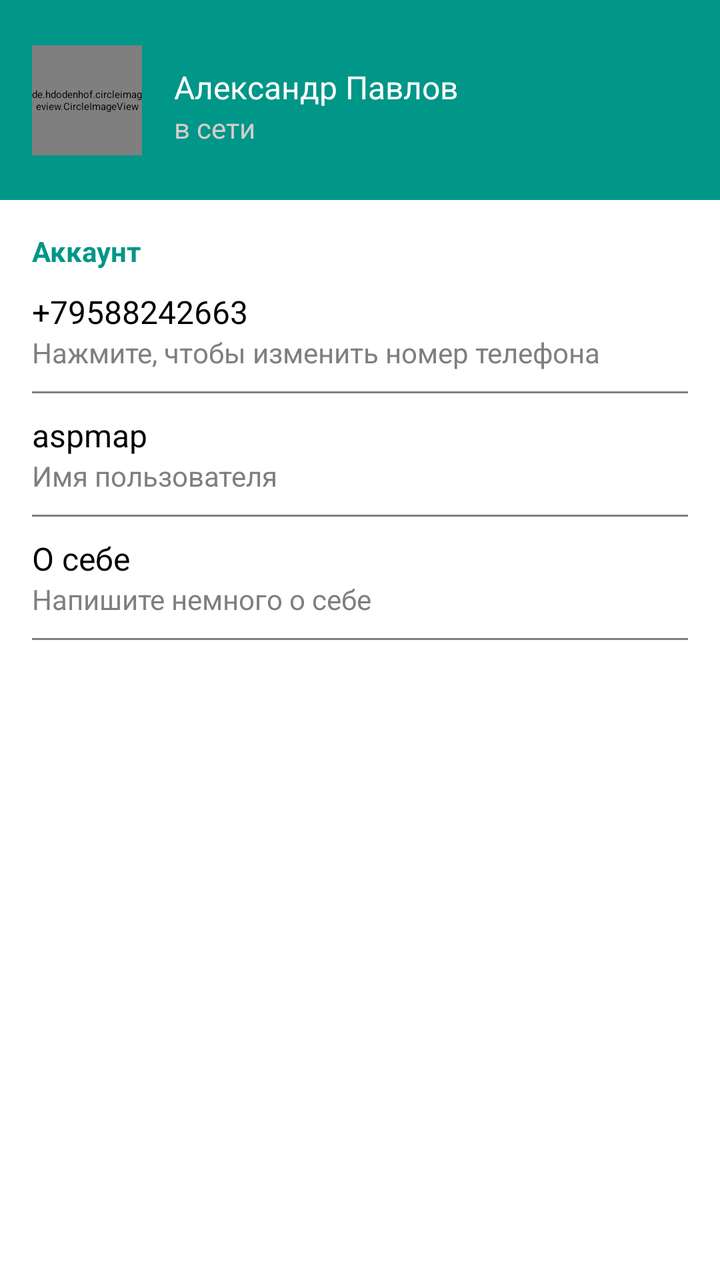
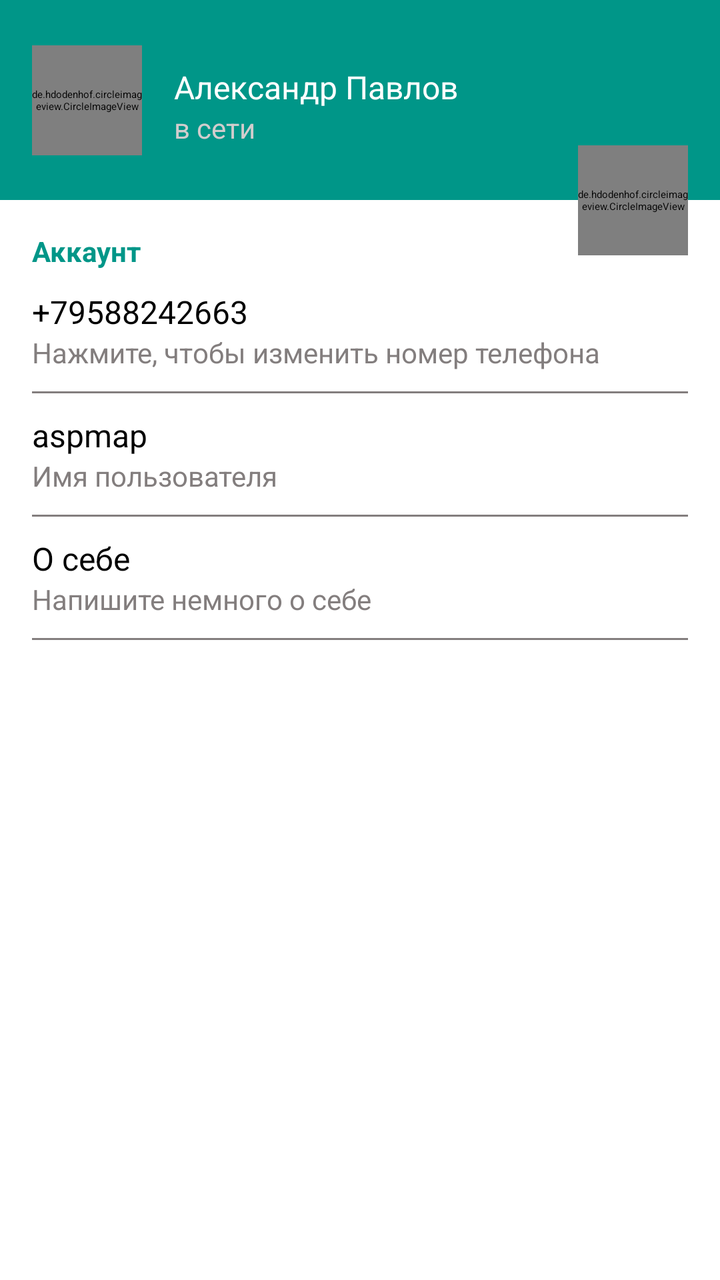

Screens rendered from an Android XML layout before and after an edit, with the pre-edit source and the edit as a unified diff.
<!-- AndroidManifest.xml: application theme AppThemeLight -->
<!-- res/layout/fragment_profile.xml -->
<?xml version="1.0" encoding="utf-8"?>
<androidx.constraintlayout.widget.ConstraintLayout xmlns:android="http://schemas.android.com/apk/res/android"
    xmlns:app="http://schemas.android.com/apk/res-auto"
    xmlns:tools="http://schemas.android.com/tools"
    android:layout_width="match_parent"
    android:layout_height="match_parent"
    tools:context=".ui.fragments.ProfileFragment">

    <androidx.constraintlayout.widget.ConstraintLayout
        android:id="@+id/settings_header_block"
        android:layout_width="match_parent"
        android:layout_height="100dp"
        android:background="@color/colorPrimary"
        app:layout_constraintEnd_toEndOf="parent"
        app:layout_constraintStart_toStartOf="parent"
        app:layout_constraintTop_toTopOf="parent">

        <de.hdodenhof.circleimageview.CircleImageView
            android:id="@+id/settings_user_photo"
            android:layout_width="@dimen/settings_user_photo_width"
            android:layout_height="@dimen/settings_user_photo_height"
            android:src="@drawable/default_photo"
            app:civ_border_width="@dimen/settings_border_width"
            app:civ_circle_background_color="@color/colorAccent"
            android:layout_marginStart="@dimen/horizontal_margin"
            app:layout_constraintTop_toTopOf="parent"
            app:layout_constraintBottom_toBottomOf="parent"
            app:layout_constraintStart_toStartOf="parent" />

        <TextView
            android:id="@+id/settings_username"
            android:layout_width="0dp"
            android:layout_height="wrap_content"
            android:textColor="@color/colorAccent"
            android:text="Александр Павлов"
            android:textSize="@dimen/normal_text"
            android:layout_marginStart="@dimen/horizontal_margin"
            app:layout_constraintEnd_toEndOf="parent"
            android:layout_marginTop="@dimen/vertical_margin"
            app:layout_constraintTop_toTopOf="@id/settings_user_photo"
            app:layout_constraintStart_toEndOf="@id/settings_user_photo" />

        <TextView
            android:layout_width="0dp"
            android:layout_height="wrap_content"
            android:layout_marginStart="@dimen/horizontal_margin"
            android:text="в сети"
            android:textColor="@color/colorAccentDark"
            android:textSize="@dimen/small_text"
            app:layout_constraintEnd_toEndOf="parent"
            app:layout_constraintStart_toEndOf="@id/settings_user_photo"
            app:layout_constraintTop_toBottomOf="@id/settings_username" />

    </androidx.constraintlayout.widget.ConstraintLayout>

    <TextView
        android:id="@+id/settings_text_account"
        android:layout_width="match_parent"
        android:text="@string/settings_text_account"
        android:layout_height="wrap_content"
        android:textColor="@color/colorPrimary"
        android:textSize="@dimen/small_text"
        android:textStyle="bold"
        android:layout_marginStart="@dimen/horizontal_margin"
        android:layout_marginTop="@dimen/vertical_large_margin"
        app:layout_constraintTop_toBottomOf="@id/settings_header_block"
        />

    <androidx.constraintlayout.widget.ConstraintLayout
        android:id="@+id/settings_btn_change_number_phone"
        app:layout_constraintStart_toStartOf="parent"
        app:layout_constraintEnd_toEndOf="parent"
        app:layout_constraintTop_toBottomOf="@id/settings_text_account"
        style="@style/setting_buttons">

        <TextView
            android:id="@+id/settings_phone_number"
            app:layout_constraintTop_toTopOf="@id/settings_btn_change_number_phone"
            app:layout_constraintStart_toStartOf="parent"
            android:text="@string/settings_default_number"
            style="@style/normal_text" />

        <TextView
            android:id="@+id/settings_label_phone_number"
            app:layout_constraintTop_toBottomOf="@id/settings_phone_number"
            app:layout_constraintStart_toStartOf="parent"
            android:text="@string/settings_label_phone_number"
            style="@style/small_text" />

        <View
            app:layout_constraintTop_toBottomOf="@id/settings_label_phone_number"
            app:layout_constraintStart_toStartOf="parent"
            app:layout_constraintEnd_toEndOf="parent"
            style="@style/separator" />

    </androidx.constraintlayout.widget.ConstraintLayout>

    <androidx.constraintlayout.widget.ConstraintLayout
        android:id="@+id/settings_btn_change_login"
        app:layout_constraintStart_toStartOf="parent"
        app:layout_constraintEnd_toEndOf="parent"
        app:layout_constraintTop_toBottomOf="@id/settings_btn_change_number_phone"
        style="@style/setting_buttons">

        <TextView
            android:id="@+id/settings_login"
            app:layout_constraintTop_toTopOf="@id/settings_btn_change_login"
            app:layout_constraintStart_toStartOf="parent"
            android:text="@string/settings_default_login"
            style="@style/normal_text" />

        <TextView
            android:id="@+id/settings_label_login"
            app:layout_constraintTop_toBottomOf="@id/settings_login"
            app:layout_constraintStart_toStartOf="parent"
            android:text="@string/settings_label_login"
            style="@style/small_text" />

        <View
            app:layout_constraintTop_toBottomOf="@id/settings_label_login"
            app:layout_constraintStart_toStartOf="parent"
            app:layout_constraintEnd_toEndOf="parent"
            style="@style/separator" />

    </androidx.constraintlayout.widget.ConstraintLayout>

    <androidx.constraintlayout.widget.ConstraintLayout
        android:id="@+id/settings_btn_change_bio"
        app:layout_constraintStart_toStartOf="parent"
        app:layout_constraintEnd_toEndOf="parent"
        app:layout_constraintTop_toBottomOf="@id/settings_btn_change_login"
        style="@style/setting_buttons">

        <TextView
            android:id="@+id/settings_bio"
            app:layout_constraintTop_toTopOf="@id/settings_btn_change_bio"
            app:layout_constraintStart_toStartOf="parent"
            android:text="@string/settings_default_bio"
            style="@style/normal_text" />

        <TextView
            android:id="@+id/settings_label_bio"
            app:layout_constraintTop_toBottomOf="@id/settings_bio"
            app:layout_constraintStart_toStartOf="parent"
            android:text="@string/settings_label_bio"
            style="@style/small_text" />

        <View
            app:layout_constraintTop_toBottomOf="@id/settings_label_bio"
            app:layout_constraintStart_toStartOf="parent"
            app:layout_constraintEnd_toEndOf="parent"
            style="@style/separator" />

    </androidx.constraintlayout.widget.ConstraintLayout>


</androidx.constraintlayout.widget.ConstraintLayout>
<!-- resources referenced by this layout -->
<resources>
  <color name="colorAccent">#FFFFFF</color>
  <color name="colorAccentDark">#D1CDCD</color>
  <color name="colorPrimary">#009688</color>
  <dimen name="horizontal_margin">16dp</dimen>
  <dimen name="normal_text">16sp</dimen>
  <dimen name="settings_border_width">2dp</dimen>
  <dimen name="settings_user_photo_height">55dp</dimen>
  <dimen name="settings_user_photo_width">55dp</dimen>
  <dimen name="small_text">14sp</dimen>
  <dimen name="vertical_large_margin">16dp</dimen>
  <dimen name="vertical_margin">10dp</dimen>
  <string name="settings_default_bio">О себе</string>
  <string name="settings_default_login">aspmap</string>
  <string name="settings_default_number">+79588242663</string>
  <string name="settings_label_bio">Напишите немного о себе</string>
  <string name="settings_label_login">Имя пользователя</string>
  <string name="settings_label_phone_number">Нажмите, чтобы изменить номер телефона</string>
  <string name="settings_text_account">Аккаунт</string>
  <style name="normal_text">
          <item name="android:layout_width">wrap_content</item>
          <item name="android:layout_height">wrap_content</item>
          <item name="android:layout_marginStart">@dimen/horizontal_margin</item>
          <item name="android:textSize">@dimen/normal_text</item>
          <item name="android:textColor">@color/colorBlack</item>
      </style>
  <style name="separator">
          <item name="android:layout_width">match_parent</item>
          <item name="android:background">@color/colorGrey</item>
          <item name="android:layout_marginStart">@dimen/horizontal_margin</item>
          <item name="android:layout_marginTop">@dimen/vertical_margin</item>
          <item name="android:layout_marginEnd">@dimen/horizontal_margin</item>
          <item name="android:layout_height">1dp</item>
      </style>
  <style name="setting_buttons">
          <item name="android:layout_width">match_parent</item>
          <item name="android:layout_marginTop">@dimen/vertical_margin</item>
          <item name="android:layout_height">wrap_content</item>
      </style>
  <style name="small_text">
          <item name="android:layout_width">wrap_content</item>
          <item name="android:layout_height">wrap_content</item>
          <item name="android:layout_marginStart">@dimen/horizontal_margin</item>
          <item name="android:textSize">@dimen/small_text</item>
          <item name="android:textColor">@color/colorGrey</item>
      </style>
  <color name="colorBlack">#000000</color>
  <color name="colorGrey">#837E7E</color>
  <color name="colorPrimaryDark">#A3009688</color>
  <color name="material_drawer_background">#F9F9F9</color>
  <color name="material_drawer_primary_text">@color/colorBlack</color>
  <color name="material_drawer_primary_icon">#8A000000</color>
  <color name="material_drawer_secondary_text">#8A000000</color>
  <color name="material_drawer_hint_text">#42000000</color>
  <color name="material_drawer_divider">#1F000000</color>
  <color name="material_drawer_selected">#1F2196F3</color>
  <color name="material_drawer_selected_text">#2196F3</color>
  <color name="material_drawer_header_selection_text">@color/colorAccent</color>
  <!-- unchanged entries left out for length: 2 -->
</resources>

<!-- the commit's change to res/layout/fragment_profile.xml (unified diff, before → after) -->
@@ -20,7 +20,6 @@
             android:layout_width="@dimen/settings_user_photo_width"
             android:layout_height="@dimen/settings_user_photo_height"
             android:src="@drawable/default_photo"
-            app:civ_border_width="@dimen/settings_border_width"
             app:civ_circle_background_color="@color/colorAccent"
             android:layout_marginStart="@dimen/horizontal_margin"
             app:layout_constraintTop_toTopOf="parent"
@@ -153,5 +152,16 @@
 
     </androidx.constraintlayout.widget.ConstraintLayout>
 
+    <de.hdodenhof.circleimageview.CircleImageView
+        android:id="@+id/settings_change_photo"
+        android:layout_width="@dimen/settings_user_photo_width"
+        android:layout_height="@dimen/settings_user_photo_height"
+        android:src="@drawable/ic_camera"
+        app:civ_border_color="@color/colorGrey"
+        android:layout_marginEnd="@dimen/horizontal_margin"
+        app:civ_circle_background_color="@color/colorAccent"
+        app:layout_constraintBottom_toBottomOf="@+id/settings_header_block"
+        app:layout_constraintEnd_toEndOf="parent"
+        app:layout_constraintTop_toBottomOf="@+id/settings_header_block" />
 
 </androidx.constraintlayout.widget.ConstraintLayout>
<!-- resource entries referenced after the edit -->
@@ -5,12 +5,12 @@
   <color name="colorPrimary">#009688</color>
   <dimen name="horizontal_margin">16dp</dimen>
   <dimen name="normal_text">16sp</dimen>
-  <dimen name="settings_border_width">2dp</dimen>
   <dimen name="settings_user_photo_height">55dp</dimen>
   <dimen name="settings_user_photo_width">55dp</dimen>
   <dimen name="small_text">14sp</dimen>
   <dimen name="vertical_large_margin">16dp</dimen>
   <dimen name="vertical_margin">10dp</dimen>
+  <!-- drawable ic_camera: png bitmap (drawable, 1783 bytes) -->
   <string name="settings_default_bio">О себе</string>
   <string name="settings_default_login">aspmap</string>
   <string name="settings_default_number">+79588242663</string>
@@ -37,6 +37,9 @@
           <item name="android:layout_width">match_parent</item>
           <item name="android:layout_marginTop">@dimen/vertical_margin</item>
           <item name="android:layout_height">wrap_content</item>
+          <item name="android:clickable">true</item>
+          <item name="background">@drawable/ripple_effect</item>
+          <item name="android:focusable">true</item>
       </style>
   <style name="small_text">
           <item name="android:layout_width">wrap_content</item>
@@ -46,6 +49,18 @@
           <item name="android:textColor">@color/colorGrey</item>
       </style>
   <color name="colorBlack">#000000</color>
+  <!-- drawable ripple_effect (drawable) -->
+  <?xml version="1.0" encoding="utf-8"?>
+  <ripple xmlns:android="http://schemas.android.com/apk/res/android"
+      android:color="@color/colorGrey">
+      <item android:state_pressed="true">
+          <shape android:shape="rectangle">
+              <solid android:color="@color/colorAccent" />
+              <corners android:radius="@dimen/settings_ripple_effect_radius" />
+          </shape>
+      </item>
+  
+  </ripple>
   <color name="colorGrey">#837E7E</color>
   <color name="colorPrimaryDark">#A3009688</color>
   <color name="material_drawer_background">#F9F9F9</color>
@@ -57,6 +72,7 @@
   <color name="material_drawer_selected">#1F2196F3</color>
   <color name="material_drawer_selected_text">#2196F3</color>
   <color name="material_drawer_header_selection_text">@color/colorAccent</color>
+  <dimen name="settings_ripple_effect_radius">4dp</dimen>
   <!-- unchanged entries left out for length: 2 -->
 </resources>
 
